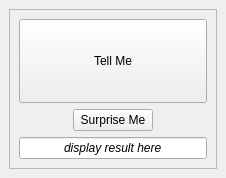
This is wheretoeat.ui in mandlcho/WhereToEat as Qt 5 draws it before an edit. The edited form follows.
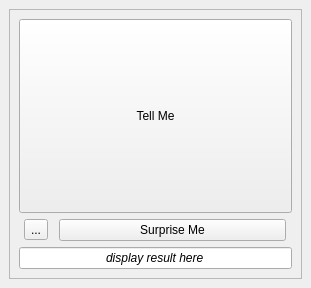
This is the edited form.

Commit message: updated UI and layouts added a browse function for reading from an external file database of locations

The edit to the form file:
```diff
--- a/wheretoeat.ui
+++ b/wheretoeat.ui
@@ -6,8 +6,8 @@
    <rect>
     <x>0</x>
     <y>0</y>
-    <width>226</width>
-    <height>178</height>
+    <width>311</width>
+    <height>288</height>
    </rect>
   </property>
   <property name="sizePolicy">
@@ -59,10 +59,19 @@
              </property>
             </widget>
            </item>
-           <item alignment="Qt::AlignHCenter|Qt::AlignVCenter">
+           <item>
+            <layout class="QGridLayout" name="gridLayout_2">
+             <item row="0" column="0">
+              <widget class="QToolButton" name="btn_browse">
+               <property name="text">
+                <string>...</string>
+               </property>
+              </widget>
+             </item>
+             <item row="0" column="1">
             <widget class="QPushButton" name="btn_Surpriseme">
              <property name="sizePolicy">
-              <sizepolicy hsizetype="Expanding" vsizetype="Expanding">
+                <sizepolicy hsizetype="Ignored" vsizetype="Preferred">
                <horstretch>0</horstretch>
                <verstretch>0</verstretch>
               </sizepolicy>
@@ -80,6 +89,8 @@
               <bool>false</bool>
              </property>
             </widget>
+             </item>
+            </layout>
            </item>
            <item>
             <widget class="QLineEdit" name="Le_showresult">
```
Left out of the diff: 2 changed lines with no effect on the pictures. Lines whose indentation alone changed are shown as unchanged. The commit also changes 2 other files.
